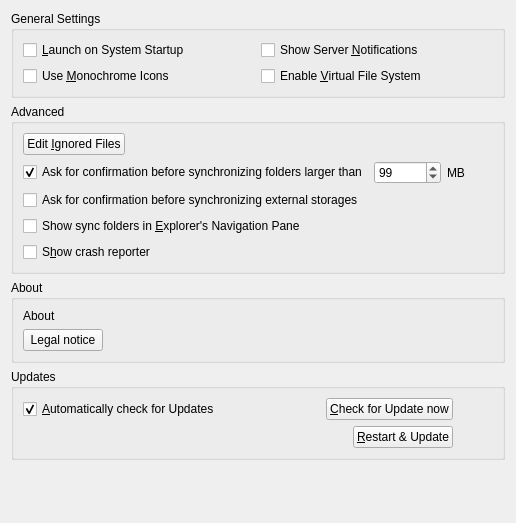
Qt form src/gui/generalsettings.ui (nextcloud/desktop) before a commit.
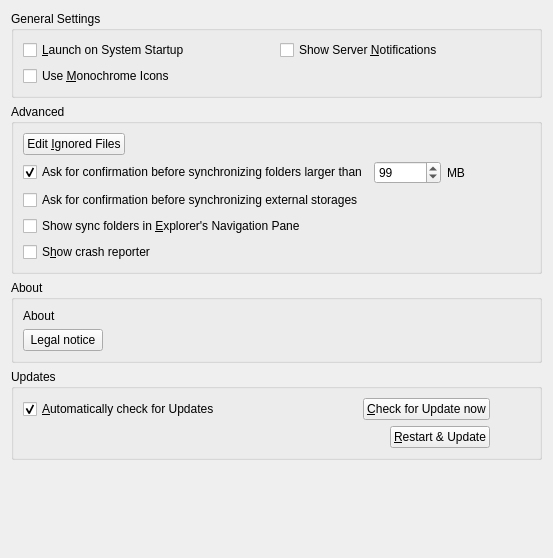
The same form after that commit.

Commit message: Remove virtual drive checkbox from general settings

Patch:
```diff
--- a/src/gui/generalsettings.ui
+++ b/src/gui/generalsettings.ui
@@ -6,8 +6,8 @@
    <rect>
     <x>0</x>
     <y>0</y>
-    <width>516</width>
-    <height>523</height>
+    <width>553</width>
+    <height>558</height>
    </rect>
   </property>
   <property name="windowTitle">
@@ -90,13 +90,6 @@
         </property>
        </widget>
       </item>
-      <item row="1" column="1">
-       <widget class="QCheckBox" name="virtualFileSystemCheckbox">
-        <property name="text">
-         <string>Enable &amp;Virtual File System</string>
-        </property>
-       </widget>
-      </item>
      </layout>
     </widget>
    </item>
```
The commit also changes 2 other files.
